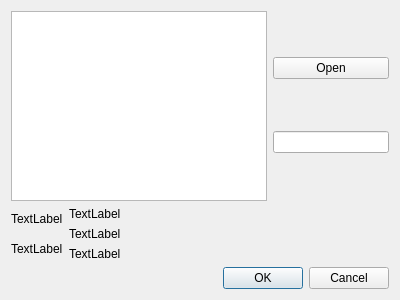
p1err00/MGame, file AddDialog.ui: the form before one commit.
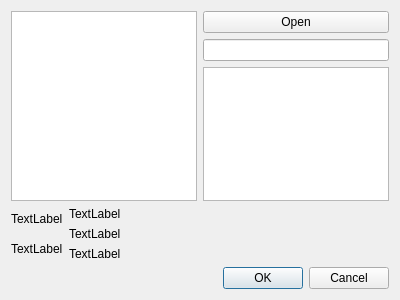
The form after the commit.

The edit to the form file:
```diff
--- a/AddDialog.ui
+++ b/AddDialog.ui
@@ -34,7 +34,7 @@
           <widget class="QLineEdit" name="leName"/>
          </item>
          <item>
-          <layout class="QVBoxLayout" name="layoutType"/>
+          <widget class="QListWidget" name="lwListType"/>
          </item>
         </layout>
        </item>
```
